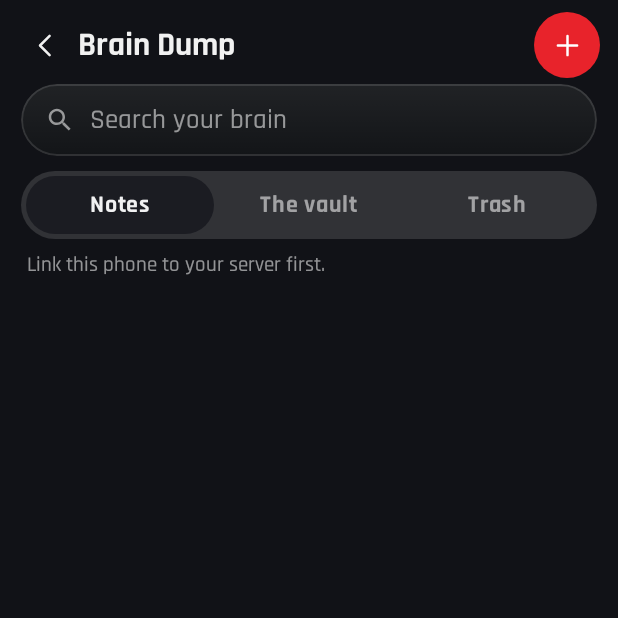
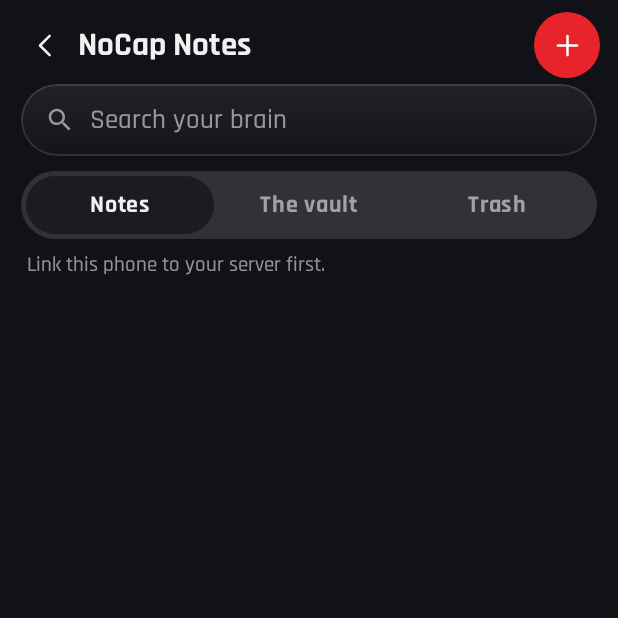
Before and after one commit to shatheitguy/nocapos, an Android app built with Jetpack Compose: the NotesActivity screen opened directly, with no data from a screen before it, on a phone screen of 412 x 824 dp, the top half of it. Run offline under Robolectric (Android 15) with nearby library versions, the phone set to English and light mode, and no system bars; pictures from the network do not load; 3 statements that could not run were skipped.

Commit message:
Notes: the app is called NoCap Notes
The owner picked the name: NoCap Notes in both voices, on the web OS, the
native desktop and the phone app (title, widget, "Open in" text). Search
still finds it as sticky notes or brain dump.

```diff
--- a/android/app/src/main/java/com/nocap/link/notes/NotesActivity.kt
+++ b/android/app/src/main/java/com/nocap/link/notes/NotesActivity.kt
@@ -138,7 +138,7 @@ fun NotesScreen(a: NotesActivity) {
             Box(Modifier.size(44.dp).clip(CircleShape).clickable { a.finish() }, contentAlignment = Alignment.Center) {
                 NcIcon("chevronLeft", NoCap.Text, 22.dp, desc = t("Back", "Back"))
             }
-            Text(t("Brain Dump", "Sticky Notes"), Modifier.weight(1f), style = MaterialTheme.typography.titleMedium.copy(fontSize = 22.sp))
+            Text("NoCap Notes", Modifier.weight(1f), style = MaterialTheme.typography.titleMedium.copy(fontSize = 22.sp))
             if (view == NoteDoc.View.NOTES) {
                 Box(
                     Modifier.size(44.dp).clip(CircleShape).background(NoCap.Red).clickable {
--- a/android/app/src/main/java/com/nocap/link/sync/Hub.kt
+++ b/android/app/src/main/java/com/nocap/link/sync/Hub.kt
@@ -105,7 +105,7 @@ fun Hub(a: MainActivity) {
                     Big(t("Send a note", "Send text"), "✎", Modifier.weight(1f)) { sendText = true }
                 }
                 Row(horizontalArrangement = Arrangement.spacedBy(10.dp)) {
-                    Big(t("Brain Dump", "Sticky Notes"), "▤", Modifier.weight(1f)) { a.openNotes() }
+                    Big("NoCap Notes", "▤", Modifier.weight(1f)) { a.openNotes() }
                 }
                 val apps = a.serverApps.filter { it.id != "nocapos" }
                 if (apps.isNotEmpty()) {
```
Also changed, not shown: 3 other files.
